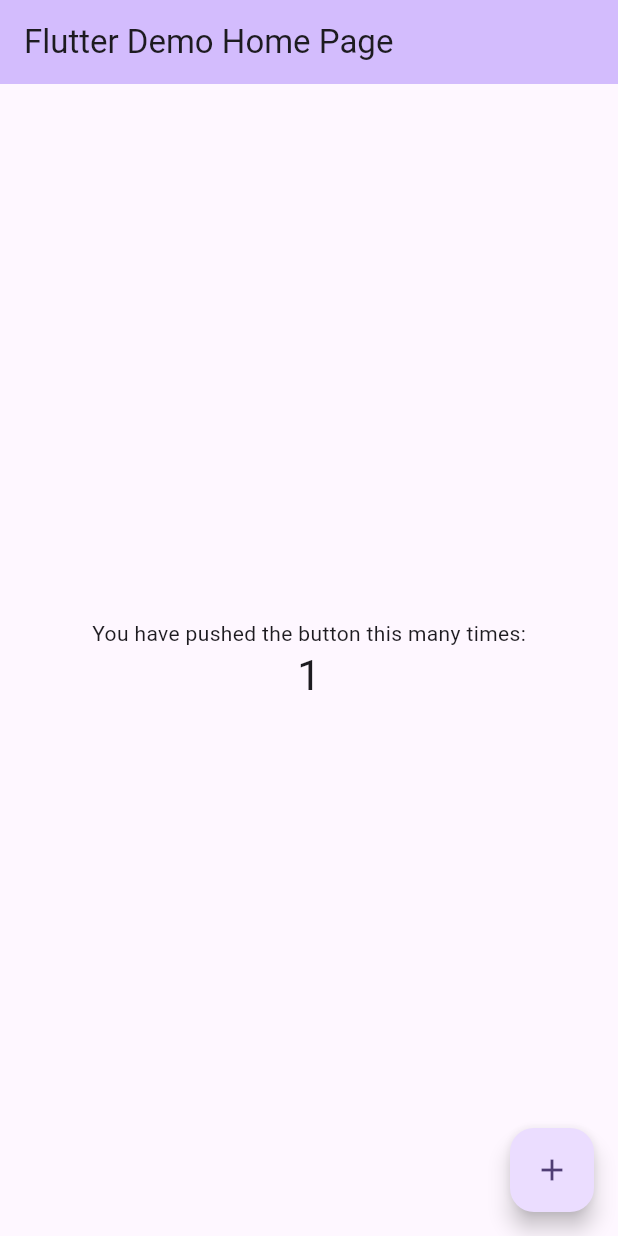
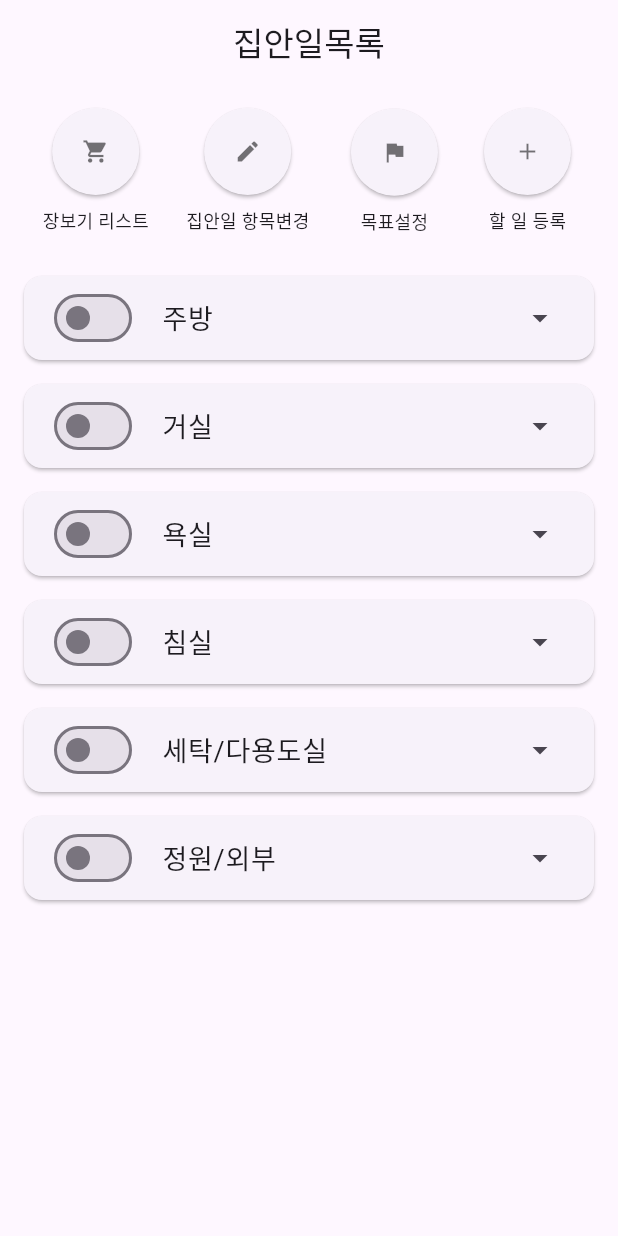
Before and after one commit to Seoyoung-Mun/cleanhome_happyhome, a Flutter app: the screen it shows after launch, after a tap on the "add" icon, on a phone screen of 412 x 824 dp. Run offline on Flutter 3.47's test engine with Material 3 defaults, Android fonts, the phone set to English and light mode, and no system bars.

Commit message:
feat: desgin householdListPage

```diff
--- /dev/null
+++ b/lib/household_list_page.dart
@@ -0,0 +1,92 @@
+import 'package:flutter/material.dart';
+
+class HouseholdListPage extends StatelessWidget {
+  @override
+  Widget build(BuildContext context) {
+    return Scaffold(
+      appBar: AppBar(
+        title: Text('집안일목록'),
+        centerTitle: true,
+      ),
+      body: Padding(
+        padding: const EdgeInsets.all(16.0),
+        child: Column(
+          children: [
+            // Top Circular Buttons
+            Row(
+              mainAxisAlignment: MainAxisAlignment.spaceAround,
+              children: [
+                _circularButton('장보기 리스트', Icons.shopping_cart, () {
+                  // 장보기 리스트 버튼 클릭 시 동작
+                }),
+                _circularButton('집안일 항목변경', Icons.edit, () {
+                  // 집안일 항목 변경 버튼 클릭 시 동작
+                }),
+                _circularButton('목표설정', Icons.flag, () {
+                  // 목표설정 버튼 클릭 시 동작
+                }),
+                _circularButton('할 일 등록', Icons.add, () {
+                  // 할 일 등록 버튼 클릭 시 동작
+                }),
+              ],
+            ),
+            SizedBox(height: 20),
+            // Household Task List
+            Expanded(
+              child: ListView(
+                children: [
+                  _taskCategory('주방'),
+                  _taskCategory('거실'),
+                  _taskCategory('욕실'),
+                  _taskCategory('침실'),
+                  _taskCategory('세탁/다용도실'),
+                  _taskCategory('정원/외부'),
+                ],
+              ),
+            ),
+          ],
+        ),
+      ),
+    );
+  }
+
+  Widget _circularButton(String label, IconData icon, VoidCallback onPressed) {
+    return Column(
+      children: [
+        ElevatedButton(
+          onPressed: onPressed,
+          style: ElevatedButton.styleFrom(
+            shape: CircleBorder(),
+            padding: EdgeInsets.all(20),
+            // primary: Colors.grey[300],
+          ),
+          child: Icon(
+            icon,
+            color: Colors.black54,
+          ),
+        ),
+        SizedBox(height: 8),
+        Text(label, style: TextStyle(fontSize: 12)),
+      ],
+    );
+  }
+
+  Widget _taskCategory(String title) {
+    return Card(
+      margin: EdgeInsets.symmetric(vertical: 8),
+      child: ListTile(
+        leading: Switch(
+          value: false,
+          onChanged: (value) {
+            // Toggle switch action
+          },
+        ),
+        title: Text(title, style: TextStyle(fontSize: 18)),
+        trailing: Icon(Icons.arrow_drop_down),
+        onTap: () {
+          // Expand/collapse category items
+        },
+      ),
+    );
+  }
+}
--- a/lib/main.dart
+++ b/lib/main.dart
@@ -1,125 +1,20 @@
 import 'package:flutter/material.dart';
 
+import 'package:cleanhome_happyhome/household_list_page.dart';
+
 void main() {
-  runApp(const MyApp());
+  runApp(MyApp());
 }
 
 class MyApp extends StatelessWidget {
   const MyApp({super.key});
 
-  // This widget is the root of your application.
   @override
   Widget build(BuildContext context) {
     return MaterialApp(
-      title: 'Flutter Demo',
-      theme: ThemeData(
-        // This is the theme of your application.
-        //
-        // TRY THIS: Try running your application with "flutter run". You'll see
-        // the application has a purple toolbar. Then, without quitting the app,
-        // try changing the seedColor in the colorScheme below to Colors.green
-        // and then invoke "hot reload" (save your changes or press the "hot
-        // reload" button in a Flutter-supported IDE, or press "r" if you used
-        // the command line to start the app).
-        //
-        // Notice that the counter didn't reset back to zero; the application
-        // state is not lost during the reload. To reset the state, use hot
-        // restart instead.
-        //
-        // This works for code too, not just values: Most code changes can be
-        // tested with just a hot reload.
-        colorScheme: ColorScheme.fromSeed(seedColor: Colors.deepPurple),
-        useMaterial3: true,
-      ),
-      home: const MyHomePage(title: 'Flutter Demo Home Page'),
+
+
+      home: HouseholdListPage(),
     );
   }
 }
-
-class MyHomePage extends StatefulWidget {
-  const MyHomePage({super.key, required this.title});
-
-  // This widget is the home page of your application. It is stateful, meaning
-  // that it has a State object (defined below) that contains fields that affect
-  // how it looks.
-
-  // This class is the configuration for the state. It holds the values (in this
-  // case the title) provided by the parent (in this case the App widget) and
-  // used by the build method of the State. Fields in a Widget subclass are
-  // always marked "final".
-
-  final String title;
-
-  @override
-  State<MyHomePage> createState() => _MyHomePageState();
-}
-
-class _MyHomePageState extends State<MyHomePage> {
-  int _counter = 0;
-
-  void _incrementCounter() {
-    setState(() {
-      // This call to setState tells the Flutter framework that something has
-      // changed in this State, which causes it to rerun the build method below
-      // so that the display can reflect the updated values. If we changed
-      // _counter without calling setState(), then the build method would not be
-      // called again, and so nothing would appear to happen.
-      _counter++;
-    });
-  }
-
-  @override
-  Widget build(BuildContext context) {
-    // This method is rerun every time setState is called, for instance as done
-    // by the _incrementCounter method above.
-    //
-    // The Flutter framework has been optimized to make rerunning build methods
-    // fast, so that you can just rebuild anything that needs updating rather
-    // than having to individually change instances of widgets.
-    return Scaffold(
-      appBar: AppBar(
-        // TRY THIS: Try changing the color here to a specific color (to
-        // Colors.amber, perhaps?) and trigger a hot reload to see the AppBar
-        // change color while the other colors stay the same.
-        backgroundColor: Theme.of(context).colorScheme.inversePrimary,
-        // Here we take the value from the MyHomePage object that was created by
-        // the App.build method, and use it to set our appbar title.
-        title: Text(widget.title),
-      ),
-      body: Center(
-        // Center is a layout widget. It takes a single child and positions it
-        // in the middle of the parent.
-        child: Column(
-          // Column is also a layout widget. It takes a list of children and
-          // arranges them vertically. By default, it sizes itself to fit its
-          // children horizontally, and tries to be as tall as its parent.
-          //
-          // Column has various properties to control how it sizes itself and
-          // how it positions its children. Here we use mainAxisAlignment to
-          // center the children vertically; the main axis here is the vertical
-          // axis because Columns are vertical (the cross axis would be
-          // horizontal).
-          //
-          // TRY THIS: Invoke "debug painting" (choose the "Toggle Debug Paint"
-          // action in the IDE, or press "p" in the console), to see the
-          // wireframe for each widget.
-          mainAxisAlignment: MainAxisAlignment.center,
-          children: <Widget>[
-            const Text(
-              'You have pushed the button this many times:',
-            ),
-            Text(
-              '$_counter',
-              style: Theme.of(context).textTheme.headlineMedium,
-            ),
-          ],
-        ),
-      ),
-      floatingActionButton: FloatingActionButton(
-        onPressed: _incrementCounter,
-        tooltip: 'Increment',
-        child: const Icon(Icons.add),
-      ), // This trailing comma makes auto-formatting nicer for build methods.
-    );
-  }
-}
--- a/pubspec.yaml
+++ b/pubspec.yaml
@@ -59,9 +59,9 @@ flutter:
   uses-material-design: true
 
   # To add assets to your application, add an assets section, like this:
-  # assets:
-  #   - images/a_dot_burr.jpeg
-  #   - images/a_dot_ham.jpeg
+  assets:
+     - assets/
+
 
   # An image asset can refer to one or more resolution-specific "variants", see
   # https://flutter.dev/to/resolution-aware-images
```
